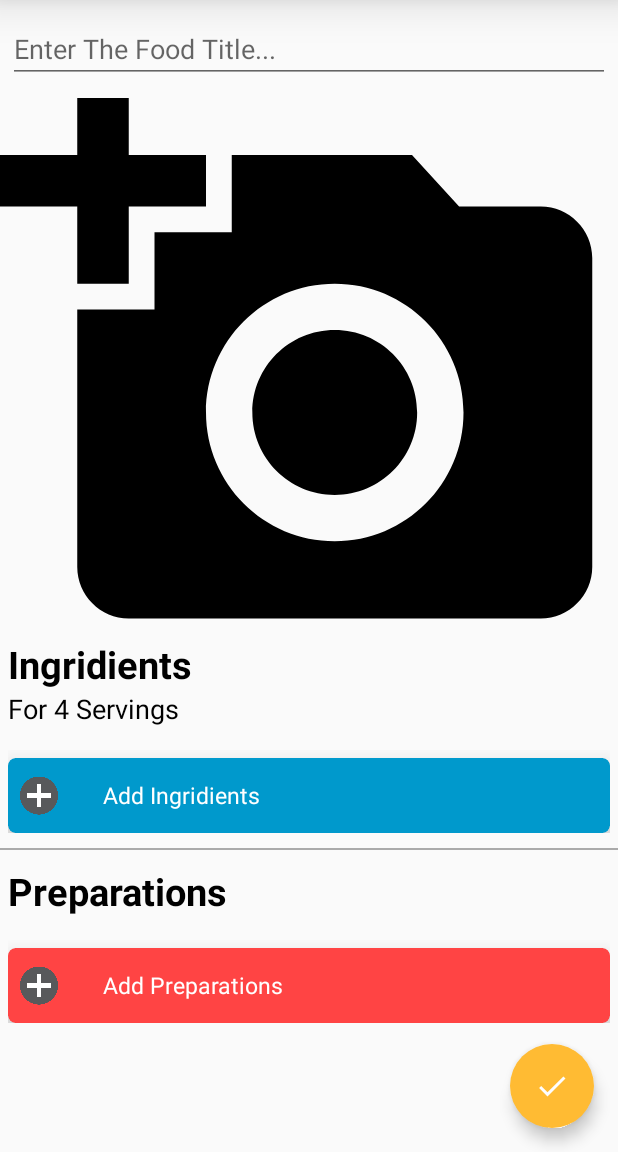
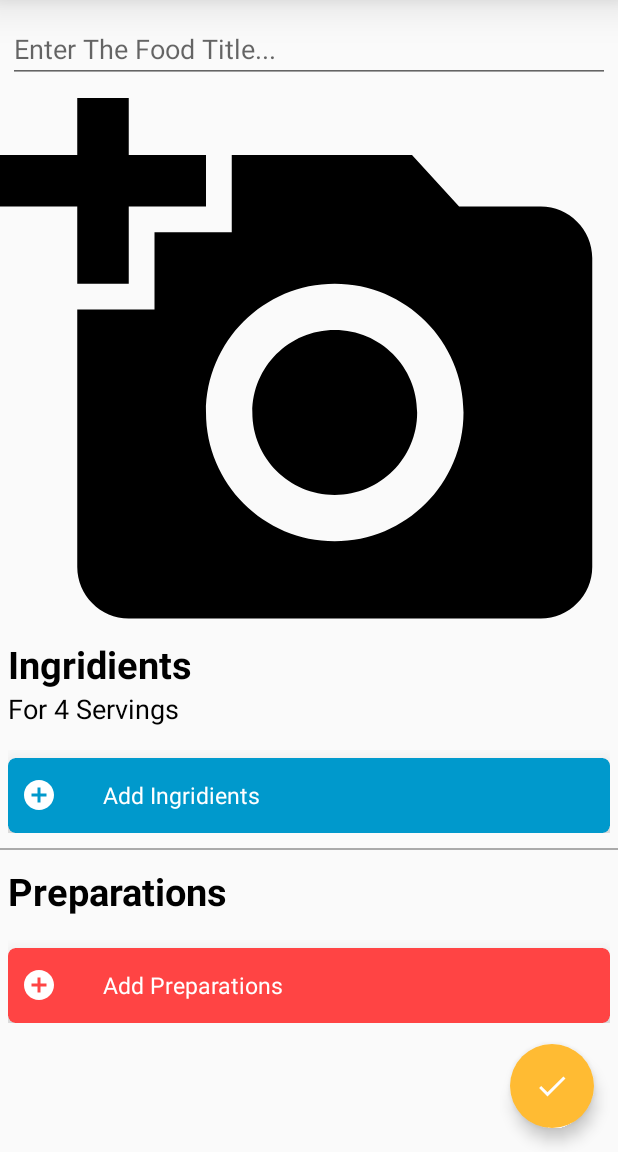
Before and after one commit to arkan481/RecipeApp, an Android app: the screen it shows after launch (MainActivity), after a tap on an icon or button, on a phone screen of 412 x 824 dp, the part 84-1236 px from its top. Run offline under Robolectric (Android 15) with nearby library versions, the phone set to English and light mode, and no system bars.

```diff
--- a/app/src/main/java/com/example/recipeapp/MainActivity.java
+++ b/app/src/main/java/com/example/recipeapp/MainActivity.java
@@ -8,8 +8,11 @@ import androidx.fragment.app.FragmentTransaction;
 import android.os.Bundle;
 
 import com.example.recipeapp.ui.RecipeListFragment;
+import com.example.recipeapp.utils.DatabaseHelper;
 
 public class MainActivity extends AppCompatActivity {
+
+    DatabaseHelper databaseHelper;
 
     @Override
     protected void onCreate(Bundle savedInstanceState) {
@@ -19,5 +22,6 @@ public class MainActivity extends AppCompatActivity {
         FragmentTransaction fragmentTransaction = myfragment.beginTransaction();
         fragmentTransaction.add(R.id.framehome, new RecipeListFragment());
         fragmentTransaction.commit();
+        databaseHelper = new DatabaseHelper(this);
     }
 }
--- /dev/null
+++ b/app/src/main/java/com/example/recipeapp/utils/DatabaseHelper.java
@@ -0,0 +1,63 @@
+package com.example.recipeapp.utils;
+
+import android.content.Context;
+import android.database.sqlite.SQLiteDatabase;
+import android.database.sqlite.SQLiteOpenHelper;
+import android.widget.Toast;
+
+import androidx.annotation.Nullable;
+
+public class DatabaseHelper extends SQLiteOpenHelper {
+
+    public static final String db_Name = "RecipeApp.db";
+    public static final String db_Table_Recipe = "Recipe_tb";
+    public static final String db_Col_Recipe_ID = "RecipeID";
+    public static final String db_Col_Recipe_Name = "RecipeName";
+    public static final String db_Col_Recipe_LastEdited = "RecipeLastEdited";
+    public static final String db_Col_Recipe_Image = "RecipeImage";
+    public static final String db_Col_Recipe_ServingSize = "RecipeServingSize";
+    public static final String db_Table_Ingridients = "Ingridients_tb";
+    public static final String db_Col_Ingridients_ID = "IngridientsID";
+    public static final String db_Col_Ingridients_RecipeID = "RecipeID";
+    public static final String db_Col_Ingridients_IngridientstName = "IngridientsName";
+    public static final String db_Table_Preparations = "Preparations_tb";
+    public static final String db_Col_Preparations_ID = "PreparationsID";
+    public static final String db_Col_Preparations_RecipeID = "RecipeID";
+    public static final String db_Col_Preparations_PreparationsName = "PreparationsName";
+    public static int db_Version = 1;
+
+    public DatabaseHelper(@Nullable Context context) {
+        super(context, db_Name, null, db_Version);
+        SQLiteDatabase db = this.getWritableDatabase();
+    }
+
+    @Override
+    public void onCreate(SQLiteDatabase db) {
+        db.execSQL("CREATE TABLE "+db_Table_Recipe+"" +
+                "(RecipeID INTEGER PRIMARY KEY AUTOINCREMENT NOT NULL," +
+                "RecipeName VARCHAR," +
+                "RecipeLastEdited VARCHAR," +
+                "RecipeImage VARCHAR," +
+                "RecipeServingSize INTEGER)");
+        db.execSQL("CREATE TABLE "+db_Table_Ingridients+"" +
+                "(IngridientsID INTEGER PRIMARY KEY AUTOINCREMENT NOT NULL," +
+                "RecipeID INTEGER NOT NULL," +
+                "IngridientsName VARCHAR," +
+                "FOREIGN KEY (RecipeID) REFERENCES "+db_Table_Recipe+("RecipeID") +
+                ")");
+        db.execSQL("CREATE TABLE "+db_Table_Preparations+"" +
+                "(PreparationsID INTEGER PRIMARY KEY AUTOINCREMENT NOT NULL," +
+                "RecipeID INTEGER NOT NULL," +
+                "PreparationsName VARCHAR," +
+                "FOREIGN KEY (RecipeID) REFERENCES "+db_Table_Recipe+("RecipeID") +
+                ")");
+    }
+
+    @Override
+    public void onUpgrade(SQLiteDatabase db, int oldVersion, int newVersion) {
+        db.execSQL("DROP TABLE IF EXISTS "+db_Table_Recipe);
+        db.execSQL("DROP TABLE IF EXISTS "+db_Table_Ingridients);
+        db.execSQL("DROP TABLE IF EXISTS "+db_Table_Preparations);
+        onCreate(db);
+    }
+}
--- /dev/null
+++ b/app/src/main/res/drawable/ic_add_circle_white_24dp.xml
@@ -0,0 +1,5 @@
+<vector android:height="24dp" android:tint="#FFFFFF"
+    android:viewportHeight="24.0" android:viewportWidth="24.0"
+    android:width="24dp" xmlns:android="http://schemas.android.com/apk/res/android">
+    <path android:fillColor="#FF000000" android:pathData="M12,2C6.48,2 2,6.48 2,12s4.48,10 10,10 10,-4.48 10,-10S17.52,2 12,2zM17,13h-4v4h-2v-4L7,13v-2h4L11,7h2v4h4v2z"/>
+</vector>
--- a/app/src/main/res/layout/fragment_recipe_detail.xml
+++ b/app/src/main/res/layout/fragment_recipe_detail.xml
@@ -123,7 +123,7 @@
                                 android:layout_centerVertical="true"
                                 android:layout_width="25dp"
                                 android:layout_height="wrap_content"
-                                android:src="@drawable/addicon"
+                                android:src="@drawable/ic_add_circle_white_24dp"
                                 android:layout_marginLeft="8dp"
                                 />
                             <TextView
@@ -188,7 +188,7 @@
                                 android:layout_centerVertical="true"
                                 android:layout_width="25dp"
                                 android:layout_height="wrap_content"
-                                android:src="@drawable/addicon"
+                                android:src="@drawable/ic_add_circle_white_24dp"
                                 android:layout_marginLeft="8dp"
                                 />
                             <TextView
```
